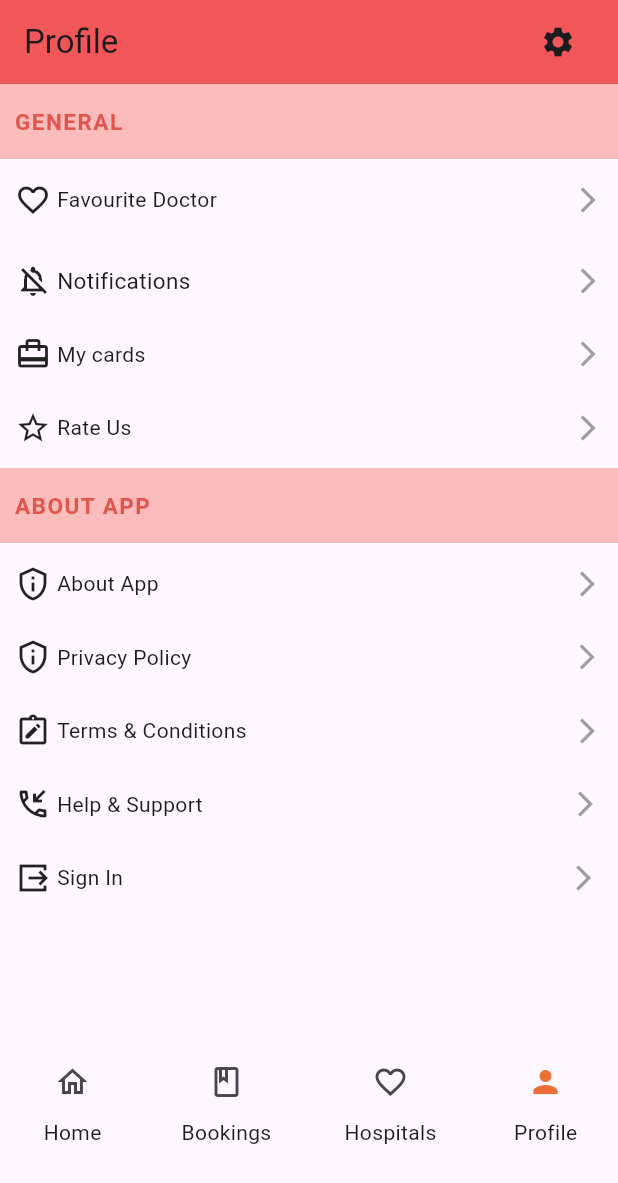
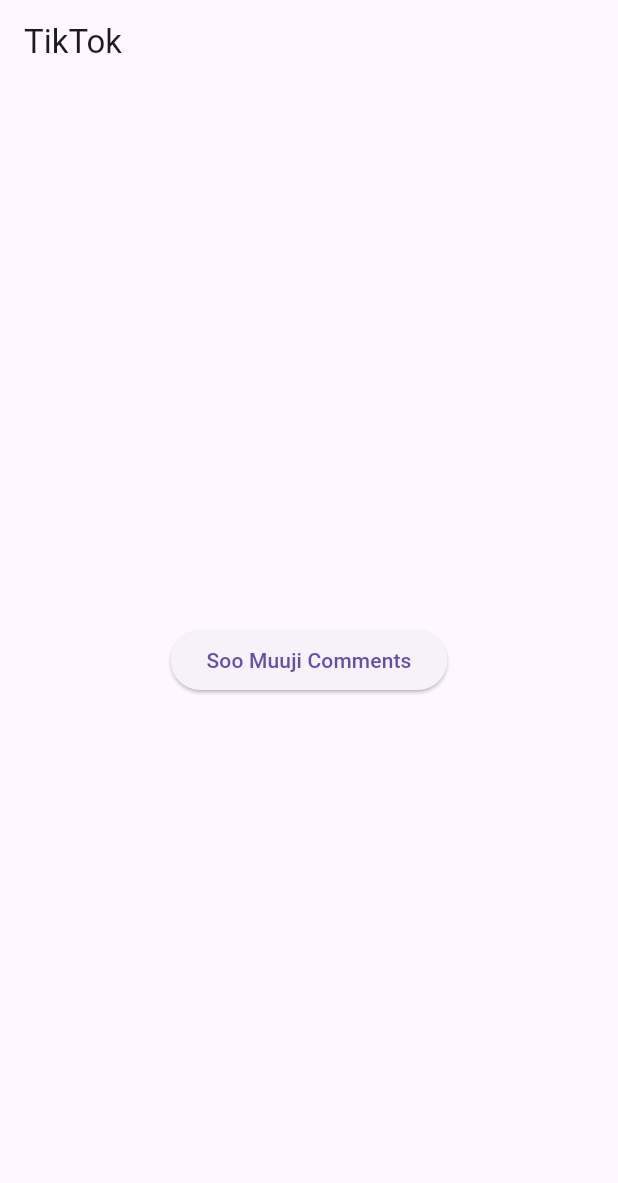
Before and after one commit to Abdisalan03/flutter_projects, a Flutter app: the screen it shows after launch, on a phone screen of 412 x 824 dp. Shown: the top 1183 px of the screen. Run offline on Flutter 3.47's test engine with Material 3 defaults, Android fonts, the phone set to English and light mode, and no system bars.

Commit message:
first commit

```diff
--- a/lib/main.dart
+++ b/lib/main.dart
@@ -8,286 +8,152 @@ class MyApp extends StatelessWidget {
   @override
   Widget build(BuildContext context) {
     return MaterialApp(
-      debugShowCheckedModeBanner: false,
-      // title: 'Flutter Columns and Rows',
-      // theme: ThemeData(
-      //   primarySwatch: Color.fromARGB(255, 230, 99, 76),
-      // ),
-      home: Scaffold(
-        appBar: AppBar(
-          backgroundColor: Color.fromARGB(237, 240, 75, 75),
-          title: Row(
-            mainAxisAlignment: MainAxisAlignment.spaceBetween,
-            children: [
-              Text('Profile'),
-              IconButton(
-                icon: Icon(Icons.settings),
-                onPressed: () {
-                  // Add your settings icon onPressed functionality here
-                },
+      home: HomePage(),
+    );
+  }
+}
+
+class HomePage extends StatelessWidget {
+  @override
+  Widget build(BuildContext context) {
+    return Scaffold(
+      appBar: AppBar(
+        title: Text('TikTok'),
+      ),
+      body: Center(
+        child: ElevatedButton(
+          child: Text('Soo Muuji Comments'),
+          onPressed: () {
+            showModalBottomSheet(
+              context: context,
+              shape: RoundedRectangleBorder(
+                borderRadius: BorderRadius.vertical(top: Radius.circular(20)),
               ),
-            ],
-          ),
-        ),
-        body: Center(
-          child: Padding(
-            padding: EdgeInsets.all(0),
-            child: Column(
-              crossAxisAlignment: CrossAxisAlignment.start,
-              children: [
-                Container(
-                  height: 50.0,
-                  color: Color.fromARGB(255, 253, 188, 188),
-                  // Set your desired background color here
-                  child: Row(
+              builder: (BuildContext context) {
+                return Container(
+                  height: 4000,
+                  padding: EdgeInsets.all(16),
+                  margin: EdgeInsets.only(
+                      bottom: MediaQuery.of(context).viewInsets.bottom),
+                  child: Column(
                     children: [
                       Text(
-                        '  General'.toUpperCase(),
+                        '4 Comments',
                         style: TextStyle(
-                          fontSize: 15.0,
+                          fontSize: 20,
                           fontWeight: FontWeight.bold,
-                          color: Color.fromARGB(255, 224, 86, 76),
-                          letterSpacing: 1,
                         ),
+                      ),
+                      SizedBox(height: 16),
+                      Expanded(
+                        child: ListView(
+                          children: [
+                            CommentTile(
+                              name: 'Mohamed',
+                              image: 'images/how.jpeg',
+                              time: '6h    Reply',
+                              message: 'Asc walaikum slam',
+                            ),
+                            CommentTile(
+                              name: 'Abdirahman',
+                              image: 'images/how.jpeg',
+                              time: '6h    Reply',
+                              message: 'Asc walaikum slam',
+                            ),
+                            CommentTile(
+                              name: 'Ali Omar',
+                              image: 'images/how.jpeg',
+                              time: '6h    Reply',
+                              message: 'Asc walaikum slam',
+                            ),
+                            CommentTile(
+                              image: 'images/how.jpeg',
+                              name: 'John Smith',
+                              message: 'funy waaye !',
+                              time: '4h    Reply',
+                            ),
+                            // Add more CommentTile widgets here for additional comments
+                          ],
+                        ),
+                      ),
+                      SizedBox(height: 36),
+                      Row(
+                        children: [
+                          Expanded(
+                            child: TextField(
+                              decoration: InputDecoration(
+                                hintText: 'Add comment....',
+                                border: OutlineInputBorder(
+                                    borderRadius: BorderRadius.circular(80.0)),
+                              ),
+                            ),
+                          ),
+                        ],
                       ),
                     ],
                   ),
-                ),
-                SizedBox(height: 5.0),
-                Padding(
-                  padding: const EdgeInsets.all(10.0),
-                  child: Row(
-                    children: [
-                      Icon(Icons.favorite_outline),
-                      SizedBox(width: 4.0),
-                      Text('Favourite Doctor'),
-                      Spacer(),
-                      Icon(
-                        Icons.arrow_forward_ios,
-                        size: 20,
-                        color: Colors.grey,
-                      ),
-                    ],
-                  ),
-                ),
-                SizedBox(height: 10.0),
-                Padding(
-                  padding: const EdgeInsets.all(10.0),
-                  child: Row(
-                    children: [
-                      Icon(Icons.notifications_off_outlined),
-                      SizedBox(width: 4.0),
-                      Text(
-                        'Notifications',
-                        style: TextStyle(fontSize: 15),
-                      ),
-                      Spacer(),
-                      Icon(
-                        Icons.arrow_forward_ios,
-                        size: 20,
-                        color: Colors.grey,
-                      ),
-                    ],
-                  ),
-                ),
-                SizedBox(height: 5.0),
-                Padding(
-                  padding: const EdgeInsets.all(10.0),
-                  child: Row(
-                    children: [
-                      Icon(Icons.card_travel),
-                      SizedBox(width: 4.0),
-                      Text('My cards'),
-                      Spacer(),
-                      Icon(
-                        Icons.arrow_forward_ios,
-                        size: 20,
-                        color: Colors.grey,
-                      ),
-                    ],
-                  ),
-                ),
-                SizedBox(height: 5.0),
-                Padding(
-                  padding: const EdgeInsets.all(10.0),
-                  child: Row(
-                    children: [
-                      Icon(Icons.star_border_outlined),
-                      SizedBox(width: 4.0),
-                      Text('Rate Us'),
-                      Spacer(),
-                      Icon(
-                        Icons.arrow_forward_ios,
-                        size: 20,
-                        color: Colors.grey,
-                      ),
-                    ],
-                  ),
-                ),
-                SizedBox(height: 5.0),
-                Container(
-                  height: 50.0,
-                  color: const Color.fromARGB(255, 253, 188, 188),
-                  child: Row(
-                    children: [
-                      Text(
-                        '  about app'.toUpperCase(),
-                        style: TextStyle(
-                          fontSize: 15.0,
-                          fontWeight: FontWeight.bold,
-                          color: Color.fromARGB(255, 224, 86, 76),
-                          letterSpacing: 1,
-                        ),
-                      ),
-                    ],
-                  ),
-                ),
-                SizedBox(height: 5.0),
-                Padding(
-                  padding: const EdgeInsets.all(10.0),
-                  child: Row(
-                    children: [
-                      Icon(Icons.privacy_tip_outlined),
-                      SizedBox(width: 4.0),
-                      Text('About App '),
-                      SizedBox(width: 272),
-                      Icon(
-                        Icons.arrow_forward_ios,
-                        size: 20,
-                        color: Colors.grey,
-                      ),
-                    ],
-                  ),
-                ),
-                SizedBox(height: 5.0),
-                Padding(
-                  padding: const EdgeInsets.all(10.0),
-                  child: Row(
-                    children: [
-                      Icon(Icons.privacy_tip_outlined),
-                      SizedBox(width: 4.0),
-                      Text('Privacy Policy '),
-                      SizedBox(width: 250),
-                      Icon(
-                        Icons.arrow_forward_ios,
-                        size: 20,
-                        color: Colors.grey,
-                      ),
-                    ],
-                  ),
-                ),
-                SizedBox(height: 5.0),
-                Padding(
-                  padding: const EdgeInsets.all(10.0),
-                  child: Row(
-                    children: [
-                      Icon(Icons.note_alt_outlined),
-                      SizedBox(width: 4.0),
-                      Text('Terms & Conditions'),
-                      SizedBox(width: 217),
-                      Icon(
-                        Icons.arrow_forward_ios,
-                        size: 20,
-                        color: Colors.grey,
-                      ),
-                    ],
-                  ),
-                ),
-                SizedBox(height: 5.0),
-                Padding(
-                  padding: const EdgeInsets.all(10.0),
-                  child: Row(
-                    children: [
-                      Icon(Icons.phone_callback_outlined),
-                      SizedBox(width: 4.0),
-                      Text('Help & Support'),
-                      SizedBox(width: 245),
-                      Icon(
-                        Icons.arrow_forward_ios,
-                        size: 20,
-                        color: Colors.grey,
-                      ),
-                    ],
-                  ),
-                ),
-                SizedBox(height: 5.0),
-                Padding(
-                  padding: const EdgeInsets.all(10.0),
-                  child: Row(
-                    children: [
-                      Icon(Icons.output_sharp),
-                      SizedBox(width: 4.0),
-                      Text('Sign In'),
-                      SizedBox(width: 297),
-                      Icon(
-                        Icons.arrow_forward_ios,
-                        size: 20,
-                        color: Colors.grey,
-                      ),
-                    ],
-                  ),
-                ),
-                SizedBox(height: 90.0),
-                Row(
-                  mainAxisAlignment: MainAxisAlignment.spaceAround,
-                  children: [
-                    Column(
-                      children: [
-                        IconButton(
-                          icon: Icon(Icons.home_outlined),
-                          onPressed: () {
-                            // Add your functionality for the Home button here
-                          },
-                        ),
-                        Text('Home'),
-                      ],
-                    ),
-                    Column(
-                      children: [
-                        IconButton(
-                          icon: Icon(Icons.book_outlined),
-                          onPressed: () {
-                            // Add your functionality for the Search button here
-                          },
-                        ),
-                        Text('Bookings'),
-                      ],
-                    ),
-                    Column(
-                      children: [
-                        IconButton(
-                          icon: Icon(Icons.favorite_outline),
-                          onPressed: () {
-                            // Add your functionality for the Settings button here
-                          },
-                        ),
-                        Text('Hospitals'),
-                      ],
-                    ),
-                    Column(
-                      children: [
-                        IconButton(
-                          icon: Icon(
-                            Icons.person,
-                            color: Color.fromARGB(255, 236, 110, 52),
-                          ),
-                          onPressed: () {
-                            // Add your functionality for the Notifications button here
-                          },
-                          splashColor: Color.fromARGB(255, 186, 41, 223),
-                          highlightColor: Colors.transparent,
-                          focusColor: Colors.black26,
-                        ),
-                        Text('Profile'),
-                      ],
-                    ),
-                  ],
-                ),
-              ],
-            ),
-          ),
+                );
+              },
+            );
+          },
         ),
       ),
     );
   }
 }
+
+class CommentTile extends StatelessWidget {
+  final String name;
+  final String image;
+  final String time;
+  final String message;
+
+  CommentTile({
+    required this.name,
+    required this.image,
+    required this.time,
+    required this.message,
+  });
+
+  @override
+  Widget build(BuildContext context) {
+    return ListTile(
+      leading: CircleAvatar(
+        backgroundImage: AssetImage(image),
+      ),
+      title: Text(name),
+      subtitle: Column(
+        crossAxisAlignment: CrossAxisAlignment.start,
+        children: [
+          Text(message),
+          SizedBox(height: 2),
+          Text(time),
+        ],
+      ),
+      trailing: Row(
+        mainAxisSize: MainAxisSize.min,
+        children: [
+          GestureDetector(
+            onTap: () {
+              // Handle love icon press
+            },
+            child: Icon(
+              Icons.favorite_outline,
+              // color: Color.fromARGB(255, 245, 110, 101),
+            ),
+          ),
+          SizedBox(width: 19),
+          GestureDetector(
+            onTap: () {
+              // Handle like icon press
+            },
+            child: Icon(
+              Icons.thumb_down_outlined,
+              // color: Colors.grey[500],
+            ),
+          ),
+        ],
+      ),
+    );
+  }
+}
--- a/pubspec.yaml
+++ b/pubspec.yaml
@@ -22,3 +22,5 @@ dev_dependencies:
 
 flutter:
   uses-material-design: true
+  assets:
+  -  images/
```
Also changed, not shown: images/how.jpeg (added), pubspec.lock, 1 other file.
